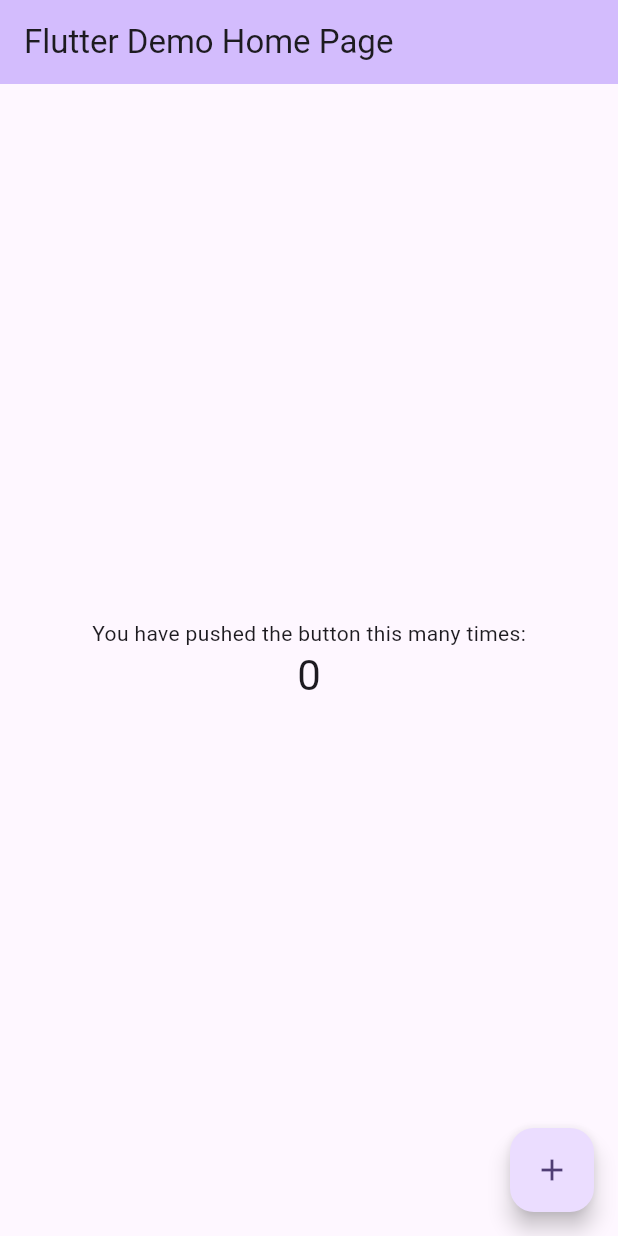
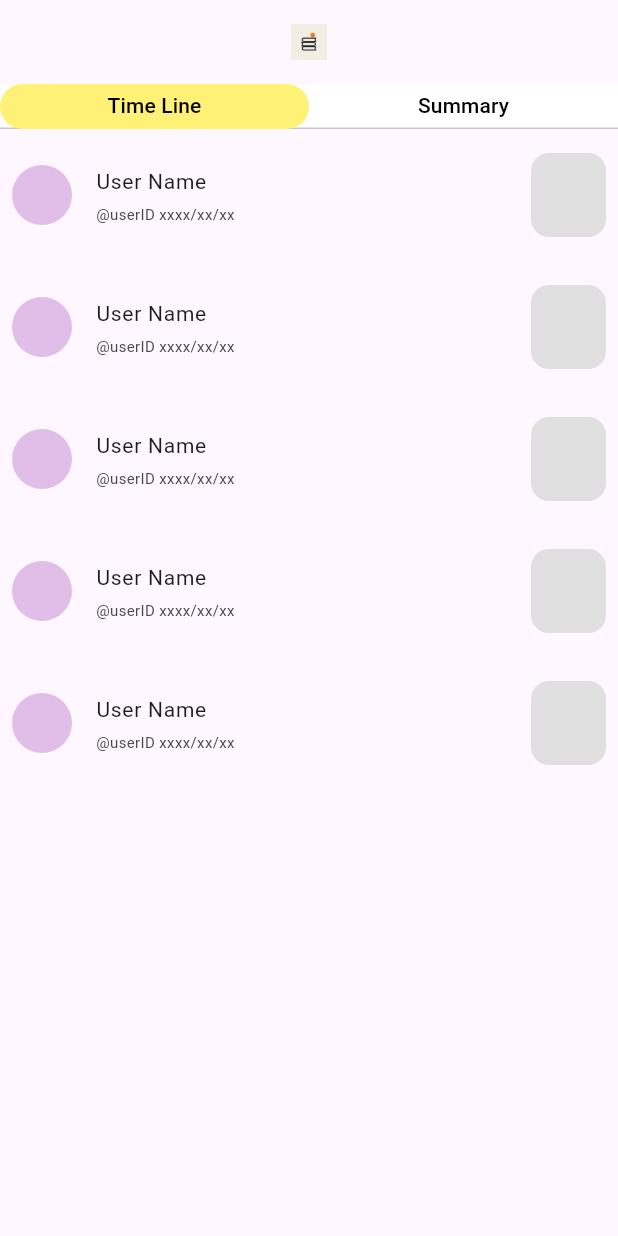
Before and after one commit to n0o0i/yomiru, a Flutter app: the screen it shows after launch, on a phone screen of 412 x 824 dp. Run offline on Flutter 3.47's test engine with Material 3 defaults, Android fonts, the phone set to English and light mode, and no system bars.

Commit message:
update tab size

```diff
--- a/lib/main.dart
+++ b/lib/main.dart
@@ -1,122 +1,93 @@
 import 'package:flutter/material.dart';
 
 void main() {
-  runApp(const MyApp());
+  runApp(MaterialApp(
+    home: HomePage(),
+  ));
 }
 
-class MyApp extends StatelessWidget {
-  const MyApp({super.key});
-
-  // This widget is the root of your application.
+class HomePage extends StatelessWidget {
   @override
   Widget build(BuildContext context) {
-    return MaterialApp(
-      title: 'Flutter Demo',
-      theme: ThemeData(
-        // This is the theme of your application.
-        //
-        // TRY THIS: Try running your application with "flutter run". You'll see
-        // the application has a purple toolbar. Then, without quitting the app,
-        // try changing the seedColor in the colorScheme below to Colors.green
-        // and then invoke "hot reload" (save your changes or press the "hot
-        // reload" button in a Flutter-supported IDE, or press "r" if you used
-        // the command line to start the app).
-        //
-        // Notice that the counter didn't reset back to zero; the application
-        // state is not lost during the reload. To reset the state, use hot
-        // restart instead.
-        //
-        // This works for code too, not just values: Most code changes can be
-        // tested with just a hot reload.
-        colorScheme: ColorScheme.fromSeed(seedColor: Colors.deepPurple),
+    return DefaultTabController(
+      length: 2,
+      child: Scaffold(
+        appBar: AppBar(
+          centerTitle: true,
+          title: Image.asset(
+            'assets/icons/yomiru_icon.png',
+            width: 24,
+            height: 24,
+          ),
+        ),
+        body: Column(
+            children: [
+              Container(
+                height: 30,
+                color: Colors.white,
+                child: TabBar(
+                  labelColor: Colors.black,
+                  unselectedLabelColor: Colors.black,
+                  indicator: BoxDecoration(
+                    color: Colors.yellow[300],
+                    borderRadius: BorderRadius.circular(20),
+                  ),
+                  indicatorSize: TabBarIndicatorSize.tab,
+                  tabs: [
+                    Tab(text: 'Time Line'),
+                    Tab(text: 'Summary'),
+                  ],
+                ),
+              ),
+              Expanded(
+                child: TabBarView(
+                  children: [
+                    TimeLineListView(),
+                    Center(child: Text('Summary Page')),
+                  ],
+                )
+              )
+            ],
+        ),
       ),
-      home: const MyHomePage(title: 'Flutter Demo Home Page'),
     );
   }
 }
 
-class MyHomePage extends StatefulWidget {
-  const MyHomePage({super.key, required this.title});
-
-  // This widget is the home page of your application. It is stateful, meaning
-  // that it has a State object (defined below) that contains fields that affect
-  // how it looks.
-
-  // This class is the configuration for the state. It holds the values (in this
-  // case the title) provided by the parent (in this case the App widget) and
-  // used by the build method of the State. Fields in a Widget subclass are
-  // always marked "final".
-
-  final String title;
-
-  @override
-  State<MyHomePage> createState() => _MyHomePageState();
-}
-
-class _MyHomePageState extends State<MyHomePage> {
-  int _counter = 0;
-
-  void _incrementCounter() {
-    setState(() {
-      // This call to setState tells the Flutter framework that something has
-      // changed in this State, which causes it to rerun the build method below
-      // so that the display can reflect the updated values. If we changed
-      // _counter without calling setState(), then the build method would not be
-      // called again, and so nothing would appear to happen.
-      _counter++;
-    });
-  }
-
+class TimeLineListView extends StatelessWidget {
   @override
   Widget build(BuildContext context) {
-    // This method is rerun every time setState is called, for instance as done
-    // by the _incrementCounter method above.
-    //
-    // The Flutter framework has been optimized to make rerunning build methods
-    // fast, so that you can just rebuild anything that needs updating rather
-    // than having to individually change instances of widgets.
-    return Scaffold(
-      appBar: AppBar(
-        // TRY THIS: Try changing the color here to a specific color (to
-        // Colors.amber, perhaps?) and trigger a hot reload to see the AppBar
-        // change color while the other colors stay the same.
-        backgroundColor: Theme.of(context).colorScheme.inversePrimary,
-        // Here we take the value from the MyHomePage object that was created by
-        // the App.build method, and use it to set our appbar title.
-        title: Text(widget.title),
-      ),
-      body: Center(
-        // Center is a layout widget. It takes a single child and positions it
-        // in the middle of the parent.
-        child: Column(
-          // Column is also a layout widget. It takes a list of children and
-          // arranges them vertically. By default, it sizes itself to fit its
-          // children horizontally, and tries to be as tall as its parent.
-          //
-          // Column has various properties to control how it sizes itself and
-          // how it positions its children. Here we use mainAxisAlignment to
-          // center the children vertically; the main axis here is the vertical
-          // axis because Columns are vertical (the cross axis would be
-          // horizontal).
-          //
-          // TRY THIS: Invoke "debug painting" (choose the "Toggle Debug Paint"
-          // action in the IDE, or press "p" in the console), to see the
-          // wireframe for each widget.
-          mainAxisAlignment: MainAxisAlignment.center,
-          children: <Widget>[
-            const Text('You have pushed the button this many times:'),
-            Text(
-              '$_counter',
-              style: Theme.of(context).textTheme.headlineMedium,
+    return ListView.builder(
+      itemCount: 5,
+      itemBuilder: (context, index){
+        return ListTile(
+          leading: CircleAvatar(
+            backgroundColor: Colors.purple[100],
+            // child: Icon(Icon.person),
+          ),
+          title: Text(
+            'User Name',
+            style: TextStyle(
+              fontSize: 14
             ),
-          ],
-        ),
-      ),
-      floatingActionButton: FloatingActionButton(
-        onPressed: _incrementCounter,
-        tooltip: 'Increment',
-        child: const Icon(Icons.add),
-      ), // This trailing comma makes auto-formatting nicer for build methods.
+          ),
+          subtitle: Text(
+            '@userID xxxx/xx/xx',
+            style: TextStyle(
+              fontSize: 10
+            ),
+          ),
+          trailing: Container(
+            width: 50,
+            height: 70,
+            decoration: BoxDecoration(
+              color: Colors.grey[300],
+              borderRadius: BorderRadius.circular(12),
+            ),
+          ),
+          contentPadding: EdgeInsets.all(8),
+        );
+      }
     );
   }
 }
--- a/pubspec.yaml
+++ b/pubspec.yaml
@@ -87,3 +87,6 @@ flutter:
   #
   # For details regarding fonts from package dependencies,
   # see https://flutter.dev/to/font-from-package
+
+  assets:
+    - assets/icons/yomiru_icon.png
```
Also changed, not shown: assets/icons/yomiru_icon.png (added).
